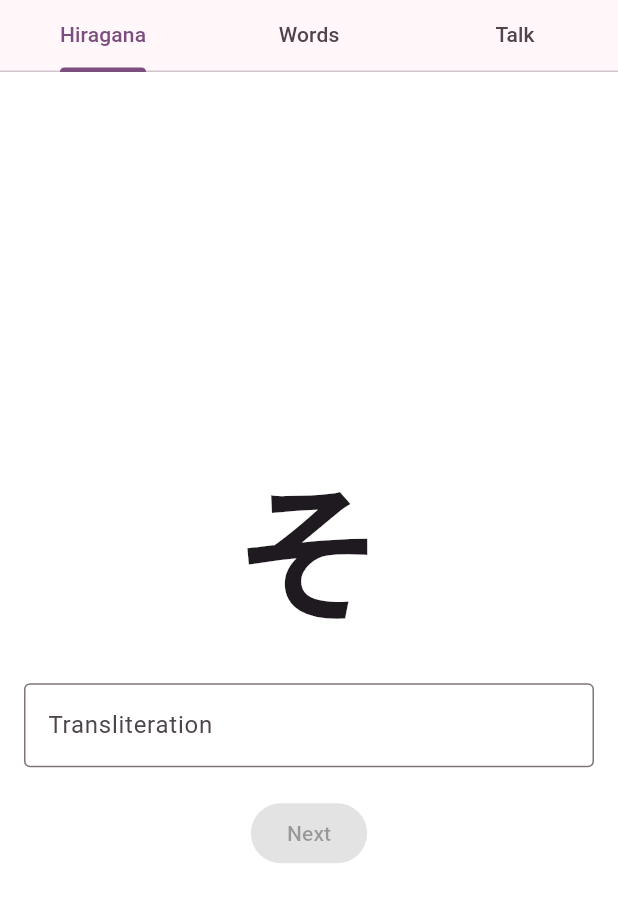
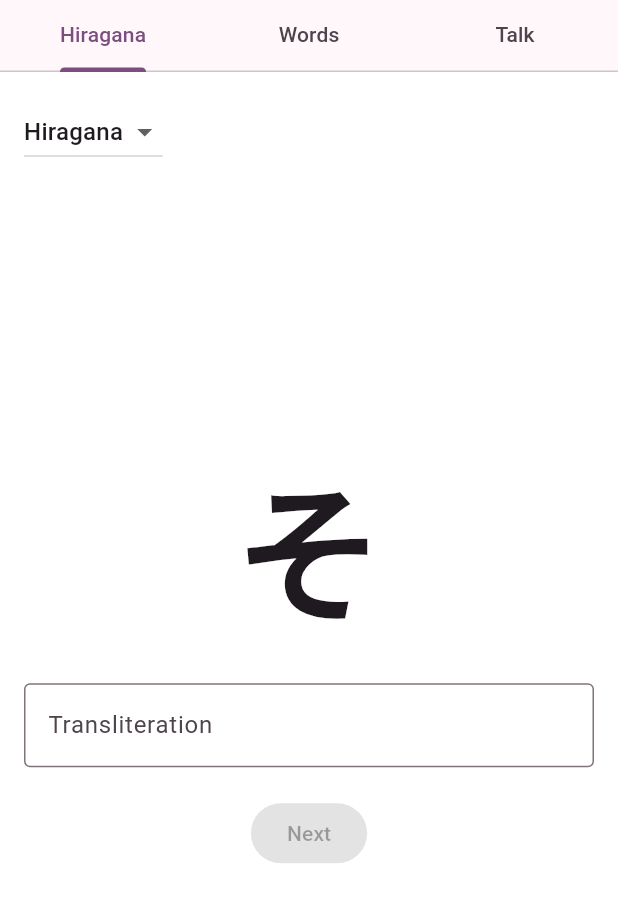
Before and after one commit to Pasqg/japapp, a Flutter app: the screen it shows after launch, on a phone screen of 412 x 824 dp. Shown: the top 902 px of the screen. Run offline on Flutter 3.47's test engine with Material 3 defaults, Android fonts, the phone set to English and light mode, and no system bars.

Commit message:
Add katakana mode

```diff
--- a/lib/ui/main_page.dart
+++ b/lib/ui/main_page.dart
@@ -18,10 +18,118 @@ class MainPageState extends State<MainPage>
 
   late TabController _tabController;
 
-  String _currentHiragana = '';
+  String _selectedScript = "Hiragana";
+  String _currentKana = '';
   bool _isNextHiraganaDisabled = true;
 
-  final Map<String, String> _hiraganaMap = {
+  static const Map<String, String> KATAKANA_MAP = {
+    'ア': 'a',
+    'イ': 'i',
+    'ウ': 'u',
+    'エ': 'e',
+    'オ': 'o',
+    'カ': 'ka',
+    'キ': 'ki',
+    'ク': 'ku',
+    'ケ': 'ke',
+    'コ': 'ko',
+    'サ': 'sa',
+    'シ': 'shi',
+    'ス': 'su',
+    'セ': 'se',
+    'ソ': 'so',
+    'タ': 'ta',
+    'チ': 'chi',
+    'ツ': 'tsu',
+    'テ': 'te',
+    'ト': 'to',
+    'ナ': 'na',
+    'ニ': 'ni',
+    'ヌ': 'nu',
+    'ネ': 'ne',
+    'ノ': 'no',
+    'ハ': 'ha',
+    'ヒ': 'hi',
+    'フ': 'fu',
+    'ヘ': 'he',
+    'ホ': 'ho',
+    'マ': 'ma',
+    'ミ': 'mi',
+    'ム': 'mu',
+    'メ': 'me',
+    'モ': 'mo',
+    'ヤ': 'ya',
+    'ユ': 'yu',
+    'ヨ': 'yo',
+    'ラ': 'ra',
+    'リ': 'ri',
+    'ル': 'ru',
+    'レ': 're',
+    'ロ': 'ro',
+    'ワ': 'wa',
+    'ヲ': 'wo',
+    'ン': 'n',
+    'ガ': 'ga',
+    'ギ': 'gi',
+    'グ': 'gu',
+    'ゲ': 'ge',
+    'ゴ': 'go',
+    'ザ': 'za',
+    'ジ': 'ji',
+    'ズ': 'zu',
+    'ゼ': 'ze',
+    'ゾ': 'zo',
+    'ダ': 'da',
+    'ヂ': 'ji',
+    'ヅ': 'zu',
+    'デ': 'de',
+    'ド': 'do',
+    'バ': 'ba',
+    'ビ': 'bi',
+    'ブ': 'bu',
+    'ベ': 'be',
+    'ボ': 'bo',
+    'パ': 'pa',
+    'ピ': 'pi',
+    'プ': 'pu',
+    'ペ': 'pe',
+    'ポ': 'po',
+    'キャ': 'kya',
+    'キュ': 'kyu',
+    'キョ': 'kyo',
+    'シャ': 'sha',
+    'シュ': 'shu',
+    'ショ': 'sho',
+    'チャ': 'cha',
+    'チュ': 'chu',
+    'チョ': 'cho',
+    'ニャ': 'nya',
+    'ニュ': 'nyu',
+    'ニョ': 'nyo',
+    'ヒャ': 'hya',
+    'ヒュ': 'hyu',
+    'ヒョ': 'hyo',
+    'ミャ': 'mya',
+    'ミュ': 'myu',
+    'ミョ': 'myo',
+    'リャ': 'rya',
+    'リュ': 'ryu',
+    'リョ': 'ryo',
+    'ギャ': 'gya',
+    'ギュ': 'gyu',
+    'ギョ': 'gyo',
+    'ジャ': 'ja',
+    'ジュ': 'ju',
+    'ジョ': 'jo',
+    'ビャ': 'bya',
+    'ビュ': 'byu',
+    'ビョ': 'byo',
+    'ピャ': 'pya',
+    'ピュ': 'pyu',
+    'ピョ': 'pyo'
+  };
+
+  static const Map<String, String> HIRAGANA_MAP = {
     'あ': 'a',
     'い': 'i',
     'う': 'u',
@@ -75,7 +183,7 @@ class MainPageState extends State<MainPage>
     super.initState();
     _tabController = TabController(length: 3, vsync: this);
     _textEditingController.addListener(_enableDisableNextButton);
-    _generateRandomHiragana();
+    _nextKana();
   }
 
   @override
@@ -85,11 +193,17 @@ class MainPageState extends State<MainPage>
     super.dispose();
   }
 
-  void _generateRandomHiragana() {
+  void _nextKana() {
     final random = Random();
+
     setState(() {
-      _currentHiragana =
-          _hiraganaMap.keys.elementAt(random.nextInt(_hiraganaMap.length));
+      if (_selectedScript == 'Hiragana') {
+        _currentKana =
+            HIRAGANA_MAP.keys.elementAt(random.nextInt(HIRAGANA_MAP.length));
+      } else {
+        _currentKana =
+            KATAKANA_MAP.keys.elementAt(random.nextInt(KATAKANA_MAP.length));
+      }
     });
   }
 
@@ -102,14 +216,20 @@ class MainPageState extends State<MainPage>
   void _validateTransliteration() {
     String transliteration = _textEditingController.text.trim();
     _textEditingController.clear();
-    String? expected = _hiraganaMap[_currentHiragana];
+    String? expected;
+    if (_selectedScript == 'Hiragana') {
+      expected = HIRAGANA_MAP[_currentKana];
+    } else {
+      expected = KATAKANA_MAP[_currentKana];
+    }
+
     if (expected == transliteration) {
       _showCustomSnackBar('Correct!', Colors.green);
     } else {
       _showCustomSnackBar('Incorrect! It was "$expected"', Colors.red);
     }
     _enableDisableNextButton();
-    _generateRandomHiragana();
+    _nextKana();
     FocusScope.of(context).requestFocus(_focusNode);
   }
 
@@ -166,16 +286,37 @@ class MainPageState extends State<MainPage>
   }
 
   Widget _buildHiraganaView() {
-    return Center(
+    return Stack(
+      children: [
+        Positioned(
+          top: 16,
+          left: 16,
+          child: DropdownButton<String>(
+            value: _selectedScript,
+            items: <String>['Hiragana', 'Katakana'].map((String value) {
+              return DropdownMenuItem<String>(
+                value: value,
+                child: Text(value),
+              );
+            }).toList(),
+            onChanged: (String? newValue) {
+              setState(() {
+                _selectedScript = newValue!;
+                _nextKana();
+              });
+            },
+          ),
+        ),
+        Center(
           child: Padding(
             padding: const EdgeInsets.all(16.0),
             child: Column(
               mainAxisAlignment: MainAxisAlignment.center,
               children: [
                 Text(
-              _currentHiragana,
-              style:
-                  const TextStyle(fontSize: 100, fontWeight: FontWeight.bold),
+                  _currentKana,
+                  style: const TextStyle(
+                      fontSize: 100, fontWeight: FontWeight.bold),
                 ),
                 const SizedBox(height: 20),
                 TextField(
@@ -200,6 +341,8 @@ class MainPageState extends State<MainPage>
               ],
             ),
           ),
+        )
+      ],
     );
   }
 }
```
Lines whose indentation alone changed are shown as unchanged.
